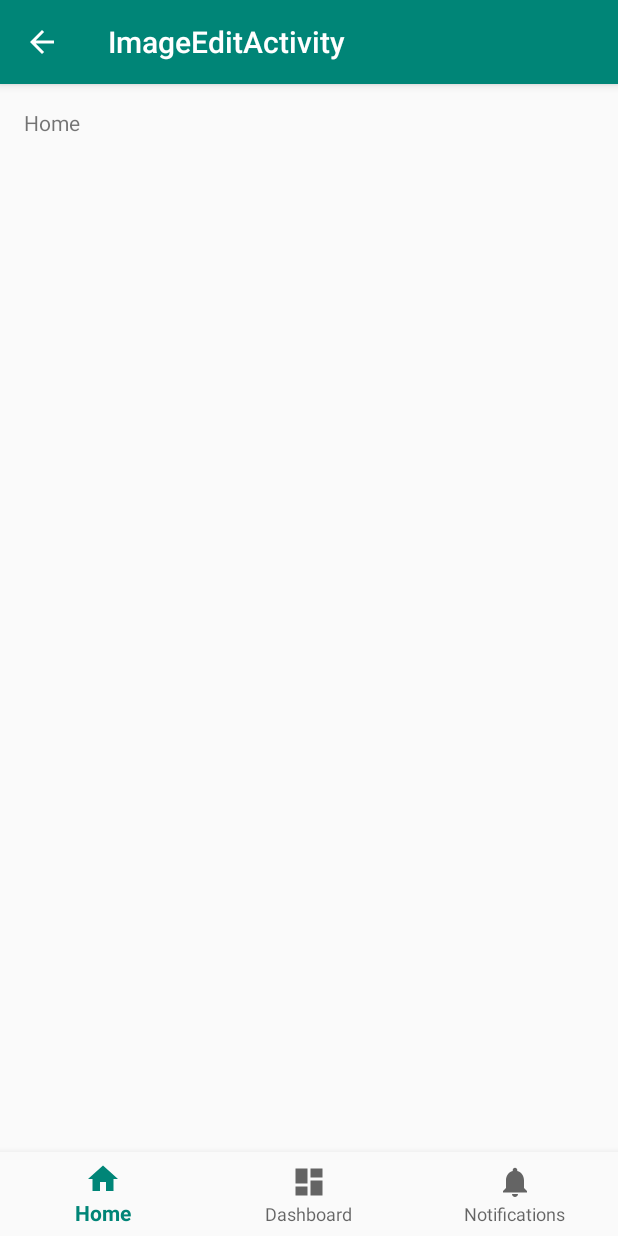
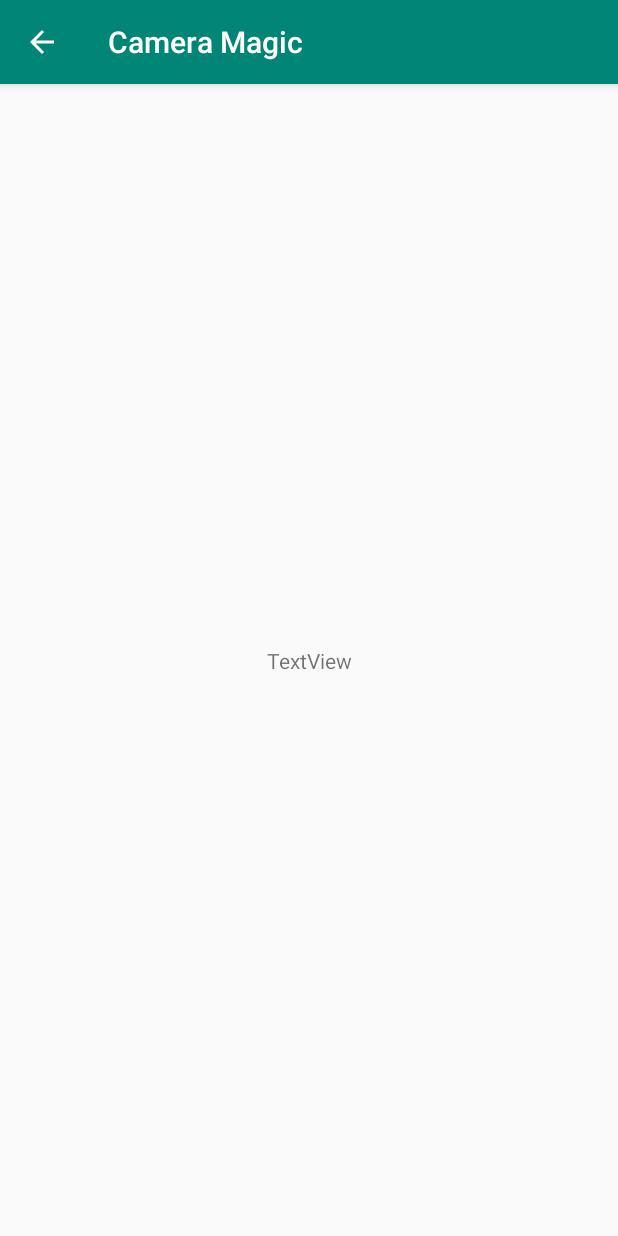
Before and after one commit to OrionFOTL/Camera-Magic, an Android app: the ImageEditActivity screen opened directly, with no data from a screen before it, on a phone screen of 412 x 824 dp. Run offline under Robolectric (Android 15) with nearby library versions, the phone set to English and light mode, and no system bars; 2 statements that could not run were skipped.

Commit message:
ImageEditActivity otwierane po zrobieniu zdjecia, z adresem

```diff
--- a/app/src/main/AndroidManifest.xml
+++ b/app/src/main/AndroidManifest.xml
@@ -32,11 +32,12 @@
         </activity>
         <activity
             android:name=".ImageEditActivity"
-            android:label="@string/title_activity_image_edit"
             android:parentActivityName=".MainActivity">
+
+            <!-- The meta-data tag is required if you support API level 15 and lower -->
             <meta-data
                 android:name="android.support.PARENT_ACTIVITY"
-                android:value="com.example.krzysiek.myfirstapp.MainActivity" />
+                android:value=".MainActivity" />
         </activity>
     </application>
 
--- a/app/src/main/java/com/example/krzysiek/myfirstapp/DisplayMessageActivity.java
+++ b/app/src/main/java/com/example/krzysiek/myfirstapp/DisplayMessageActivity.java
@@ -14,7 +14,7 @@ public class DisplayMessageActivity extends AppCompatActivity {
 
         // Get the Intent that started this activity and extract the string
         Intent intent = getIntent();
-        String message = intent.getStringExtra(MainActivity.EXTRA_MESSAGE);
+        String message = intent.getStringExtra("Image byte array");
 
         // Capture the layout's TextView and set the string as its text
         TextView textView = findViewById(R.id.textView);
--- a/app/src/main/java/com/example/krzysiek/myfirstapp/ImageEditActivity.java
+++ b/app/src/main/java/com/example/krzysiek/myfirstapp/ImageEditActivity.java
@@ -1,44 +1,27 @@
 package com.example.krzysiek.myfirstapp;
 
+import android.content.Intent;
+import android.graphics.Bitmap;
+import android.net.Uri;
+import android.support.v7.app.AppCompatActivity;
 import android.os.Bundle;
-import android.support.annotation.NonNull;
-import android.support.design.widget.BottomNavigationView;
-import android.support.v7.app.AppCompatActivity;
-import android.view.MenuItem;
 import android.widget.TextView;
 
+import java.io.File;
+
 public class ImageEditActivity extends AppCompatActivity {
-
-    private TextView mTextMessage;
-
-    private BottomNavigationView.OnNavigationItemSelectedListener mOnNavigationItemSelectedListener
-            = new BottomNavigationView.OnNavigationItemSelectedListener() {
-
-        @Override
-        public boolean onNavigationItemSelected(@NonNull MenuItem item) {
-            switch (item.getItemId()) {
-                case R.id.navigation_home:
-                    mTextMessage.setText(R.string.title_home);
-                    return true;
-                case R.id.navigation_dashboard:
-                    mTextMessage.setText(R.string.title_dashboard);
-                    return true;
-                case R.id.navigation_notifications:
-                    mTextMessage.setText(R.string.title_notifications);
-                    return true;
-            }
-            return false;
-        }
-    };
 
     @Override
     protected void onCreate(Bundle savedInstanceState) {
         super.onCreate(savedInstanceState);
         setContentView(R.layout.activity_image_edit);
 
-        mTextMessage = (TextView) findViewById(R.id.message);
-        BottomNavigationView navigation = (BottomNavigationView) findViewById(R.id.navigation);
-        navigation.setOnNavigationItemSelectedListener(mOnNavigationItemSelectedListener);
+        // Get the Intent that started this activity and extract the string
+        Intent intent = getIntent();
+        String hi = intent.getStringExtra("hello");
+        Uri pictureUri = Uri.parse(getIntent().getStringExtra("pictureUri"));
+
+        TextView text = findViewById(R.id.textView2);
+        text.setText(pictureUri.toString());
     }
-
 }
--- a/app/src/main/res/layout/activity_image_edit.xml
+++ b/app/src/main/res/layout/activity_image_edit.xml
@@ -2,32 +2,17 @@
 <android.support.constraint.ConstraintLayout xmlns:android="http://schemas.android.com/apk/res/android"
     xmlns:app="http://schemas.android.com/apk/res-auto"
     xmlns:tools="http://schemas.android.com/tools"
-    android:id="@+id/container"
     android:layout_width="match_parent"
     android:layout_height="match_parent"
     tools:context=".ImageEditActivity">
 
     <TextView
-        android:id="@+id/message"
+        android:id="@+id/textView2"
         android:layout_width="wrap_content"
         android:layout_height="wrap_content"
-        android:layout_marginStart="@dimen/activity_horizontal_margin"
-        android:layout_marginLeft="@dimen/activity_horizontal_margin"
-        android:layout_marginTop="@dimen/activity_vertical_margin"
-        android:text="@string/title_home"
-        app:layout_constraintLeft_toLeftOf="parent"
+        android:text="TextView"
+        app:layout_constraintBottom_toBottomOf="parent"
+        app:layout_constraintEnd_toEndOf="parent"
+        app:layout_constraintStart_toStartOf="parent"
         app:layout_constraintTop_toTopOf="parent" />
-
-    <android.support.design.widget.BottomNavigationView
-        android:id="@+id/navigation"
-        android:layout_width="0dp"
-        android:layout_height="wrap_content"
-        android:layout_marginStart="0dp"
-        android:layout_marginEnd="0dp"
-        android:background="?android:attr/windowBackground"
-        app:layout_constraintBottom_toBottomOf="parent"
-        app:layout_constraintLeft_toLeftOf="parent"
-        app:layout_constraintRight_toRightOf="parent"
-        app:menu="@menu/navigation" />
-
 </android.support.constraint.ConstraintLayout>
--- a/app/src/main/res/values/styles.xml
+++ b/app/src/main/res/values/styles.xml
@@ -1,7 +1,7 @@
 <resources>
 
     <!-- Base application theme. -->
-    <style name="AppTheme" parent="Theme.AppCompat.Light.DarkActionBar">
+    <style name="AppTheme" parent="Base.Theme.AppCompat.Light.DarkActionBar">
         <!-- Customize your theme here. -->
         <item name="colorPrimary">@color/colorPrimary</item>
         <item name="colorPrimaryDark">@color/colorPrimaryDark</item>
```
Also changed, not shown: app/src/main/java/com/example/krzysiek/myfirstapp/MainActivity.java (+9 -2 lines), app/src/main/res/layout/activity_main.xml (+0 -9 lines).
